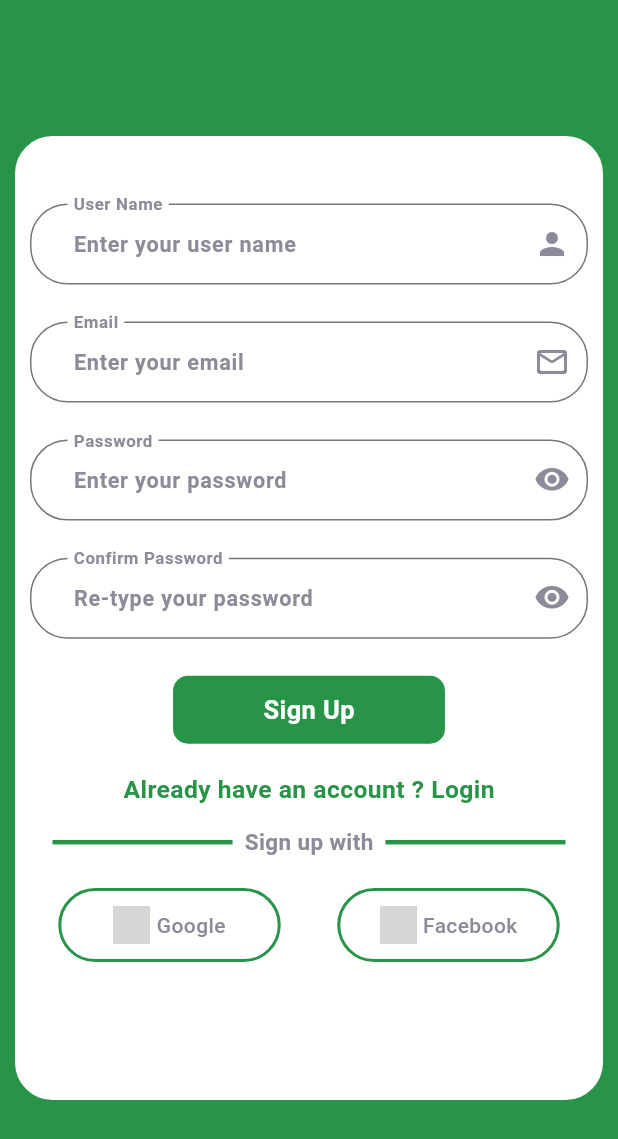
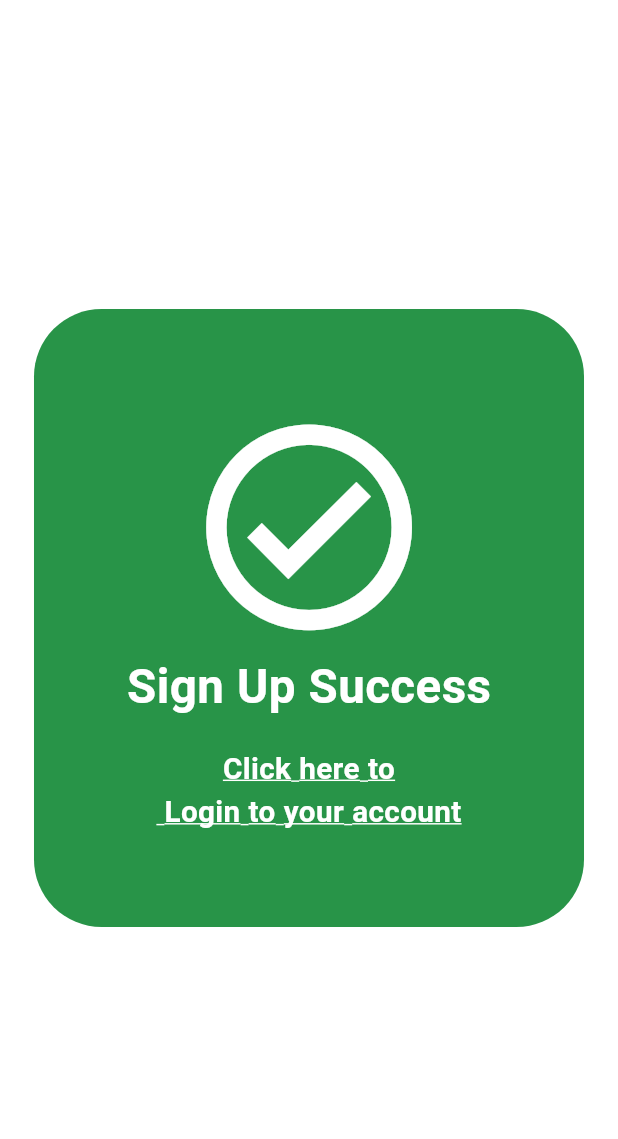
Before and after one commit to Yasmeen-aboeleneen/E_Commerce_App, a Flutter app: the SignupScreen screen opened directly, after a tap on "Sign Up", on a phone screen of 412 x 824 dp. Shown: the top 1139 px of the screen. Run offline on Flutter 3.47's test engine with Material 3 defaults, Android fonts, the phone set to English and light mode, and no system bars; our stand-ins replace flutter_otp_text_field, get, google_fonts; Roboto replaces fonts that are missing (Adamina); grey boxes are pictures that could not be loaded.

```diff
--- a/lib/Core/Constants/fonts.dart
+++ b/lib/Core/Constants/fonts.dart
@@ -13,7 +13,7 @@ class Fonts {
       color: kveryWhite, fontWeight: FontWeight.bold, fontSize: 17);
   static TextStyle onBoardingText = GoogleFonts.adamina(
       color: kPrimary, fontWeight: FontWeight.bold, fontSize: 15);
-      static TextStyle title = GoogleFonts.adamina(
+  static TextStyle title = GoogleFonts.adamina(
       color: kPrimary, fontWeight: FontWeight.bold, fontSize: 18);
 
   static TextStyle socialButtonsText = GoogleFonts.notoSansOlChiki(
@@ -23,7 +23,6 @@ class Fonts {
 
   static TextStyle customTextFieldText = GoogleFonts.notoSansOlChiki(
       fontWeight: FontWeight.bold, fontSize: 15, color: kGrey);
-      static TextStyle customText = GoogleFonts.notoSansOlChiki(
+  static TextStyle customText = GoogleFonts.notoSansOlChiki(
       fontWeight: FontWeight.bold, fontSize: 16, color: kGrey);
-
 }
--- /dev/null
+++ b/lib/Views/Auth/successSignUP_screen.dart
@@ -0,0 +1,67 @@
+import 'package:ecommerce/Core/Constants/colors.dart';
+import 'package:ecommerce/Views/Auth/login_screen.dart';
+
+import 'package:flutter/material.dart';
+import 'package:get/get.dart';
+import 'package:google_fonts/google_fonts.dart';
+
+class SuccessSignupScreen extends StatelessWidget {
+  const SuccessSignupScreen({super.key});
+
+  @override
+  Widget build(BuildContext context) {
+    var w = MediaQuery.of(context).size.width;
+    var h = MediaQuery.of(context).size.height;
+    return Scaffold(
+      backgroundColor: kveryWhite,
+      body: Align(
+        alignment: Alignment.center,
+        child: Container(
+          height: h * .5,
+          width: w * .89,
+          decoration: BoxDecoration(
+            color: kPrimary,
+            borderRadius: BorderRadius.circular(45),
+          ),
+          padding: const EdgeInsets.all(15),
+          child: Column(
+            mainAxisAlignment: MainAxisAlignment.center,
+            crossAxisAlignment: CrossAxisAlignment.center,
+            children: [
+              Icon(
+                Icons.check_circle_outlined,
+                size: w * .4,
+                color: kveryWhite,
+              ),
+              Text(
+                "Sign Up Success",
+                style: GoogleFonts.notoSansOlChiki(
+                    fontWeight: FontWeight.bold,
+                    fontSize: w * .077,
+                    color: kveryWhite),
+              ),
+              SizedBox(
+                height: h * .02,
+              ),
+              InkWell(
+                onTap: () {
+                  Get.to(() => const LoginScreen());
+                },
+                child: Text(
+                  textAlign: TextAlign.center,
+                  "Click here to \n Login to your account",
+                  style: GoogleFonts.notoSansOlChiki(
+                      fontWeight: FontWeight.bold,
+                      fontSize: w * .048,
+                      color: kveryWhite,
+                      decoration: TextDecoration.underline,
+                      decorationColor: kveryWhite),
+                ),
+              ),
+            ],
+          ),
+        ),
+      ),
+    );
+  }
+}
--- a/lib/Widgets/AuthWidgets/signUp_container.dart
+++ b/lib/Widgets/AuthWidgets/signUp_container.dart
@@ -3,6 +3,7 @@ import 'package:ecommerce/Core/Constants/fonts.dart';
 import 'package:ecommerce/Core/Constants/images.dart';
 import 'package:ecommerce/Core/Utils/Buttons.dart';
 import 'package:ecommerce/Views/Auth/login_screen.dart';
+import 'package:ecommerce/Views/Auth/successSignUP_screen.dart';
 import 'package:ecommerce/Widgets/AuthWidgets/customPassTextField.dart';
 import 'package:ecommerce/Widgets/AuthWidgets/customTextField.dart';
 import 'package:ecommerce/Widgets/AuthWidgets/dividers.dart';
@@ -65,7 +66,9 @@ class SignupContainer extends StatelessWidget {
                   height: h * .03,
                 ),
                 CustomButton(
-                    onPressed: () {},
+                    onPressed: () {
+                      Get.to(() => const SuccessSignupScreen());
+                    },
                     title: "Sign Up",
                     color: kPrimary,
                     style: Fonts.splashButtonText),
```
Also changed, not shown: lib/Views/Auth/new_password_screen.dart (+62 -1 lines), lib/Views/Auth/successNewPass_screen.dart (added, +71 -0 lines).
